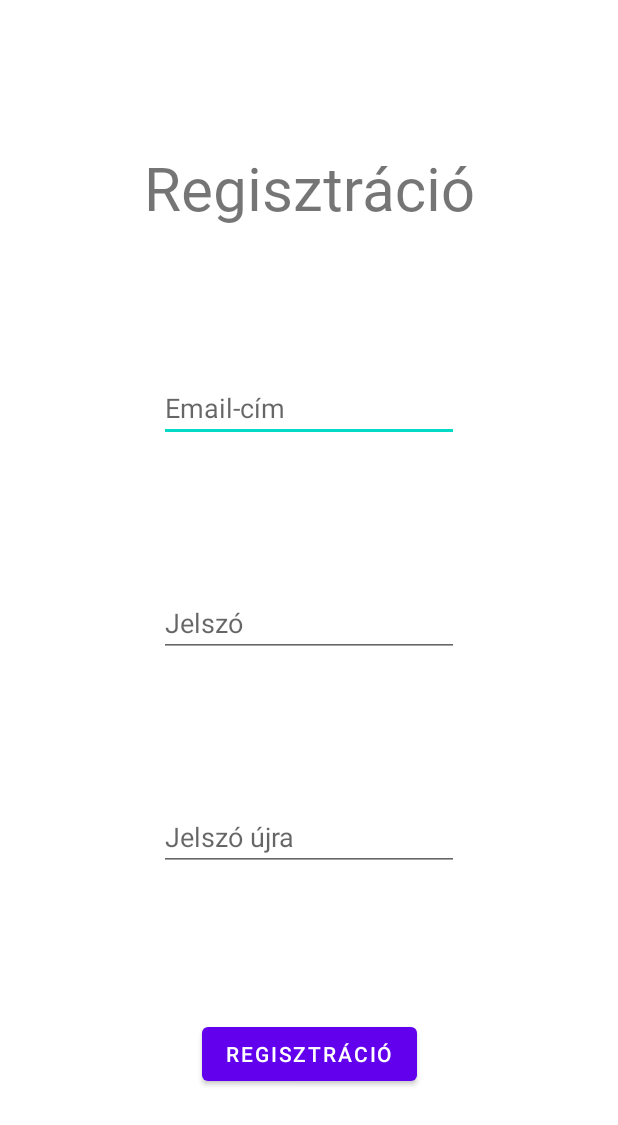
After one commit to Skrivoo/whac-a-mole, an Android app: the RegisterActivity screen opened directly, with no data from a screen before it, on a phone screen of 412 x 824 dp. The commit adds this screen. Shown: the top 1125 px of the screen. Run offline under Robolectric (Android 15) with nearby library versions, the phone set to English and light mode, and no system bars; our stand-ins replace Firebase (no records; nobody signed in at launch, a user with empty details on screens opened directly); libraries missing offline, so code that uses them is left out: com.daimajia.androidanimations; 2 statements that could not run were skipped.

Commit message:
email-es bejelentkezés / regisztráció

```diff
--- a/app/src/main/AndroidManifest.xml
+++ b/app/src/main/AndroidManifest.xml
@@ -17,6 +17,12 @@
             android:name=".GameActivity"
             android:exported="false" />
         <activity
+            android:name=".LoginActivity"
+            android:exported="false" />
+        <activity
+            android:name=".RegisterActivity"
+            android:exported="false" />
+        <activity
             android:name=".ToplistActivity"
             android:exported="false" />
         <activity
--- /dev/null
+++ b/app/src/main/java/hu/skrivoo/whac_a_mole/RegisterActivity.java
@@ -0,0 +1,67 @@
+package hu.skrivoo.whac_a_mole;
+
+import android.content.Intent;
+import android.os.Bundle;
+import android.util.Log;
+import android.view.View;
+import android.widget.Button;
+import android.widget.EditText;
+import android.widget.Toast;
+
+import androidx.annotation.Nullable;
+import androidx.appcompat.app.AppCompatActivity;
+
+import com.google.firebase.auth.FirebaseAuth;
+import com.google.firebase.auth.FirebaseUser;
+
+import java.util.ArrayList;
+
+public class RegisterActivity extends AppCompatActivity {
+
+    private static final String LOG_TAG = RegisterActivity.class.getName();
+    private Button registerButton;
+    private EditText email;
+    private EditText password;
+    private EditText passwordAgain;
+    private FirebaseAuth mAuth;
+    private PlayerDAO dao;
+
+    @Override
+    protected void onCreate(@Nullable Bundle savedInstanceState) {
+        super.onCreate(savedInstanceState);
+        mAuth = FirebaseAuth.getInstance();
+        dao = new PlayerDAO(this);
+        setContentView(R.layout.activity_register);
+        email = findViewById(R.id.emailAddressReg);
+        password = findViewById(R.id.passwordReg);
+        passwordAgain = findViewById(R.id.passwordAgainReg);
+        registerButton = findViewById(R.id.registrationButton);
+        registerButton.setOnClickListener(this::registerWithEmail);
+    }
+
+    public void registerWithEmail(View view) {
+        String emailText = email.getText().toString();
+        String passwordText = password.getText().toString();
+        String passwordAgainText = passwordAgain.getText().toString();
+        if (passwordText.equals(passwordAgainText)) {
+            mAuth.createUserWithEmailAndPassword(emailText, passwordText)
+                    .addOnCompleteListener(this, task -> {
+                        if (task.isSuccessful()) {
+                            Log.d(LOG_TAG, "createUserWithEmail:success");
+                            FirebaseUser user = mAuth.getCurrentUser();
+                            Player p = new Player(emailText, user.getPhotoUrl(),
+                                    0, new ArrayList<>(), user.getUid());
+                            dao.add(p);
+                            Intent intent = new Intent(RegisterActivity.this, MainActivity.class);
+                            startActivity(intent);
+                        } else {
+                            Log.w(LOG_TAG, "createUserWithEmail:failure", task.getException());
+                            Toast.makeText(RegisterActivity.this, "Túl gyenge jelszó (min 6 char)", Toast.LENGTH_LONG).show();
+                        }
+                    });
+        } else {
+            Toast.makeText(RegisterActivity.this, "Nem egyezik meg a két jelszó", Toast.LENGTH_LONG).show();
+        }
+    }
+
+}
--- /dev/null
+++ b/app/src/main/res/layout/activity_register.xml
@@ -0,0 +1,66 @@
+<?xml version="1.0" encoding="utf-8"?>
+<androidx.constraintlayout.widget.ConstraintLayout xmlns:android="http://schemas.android.com/apk/res/android"
+    android:layout_width="match_parent"
+    android:layout_height="match_parent"
+    xmlns:tools="http://schemas.android.com/tools"
+    tools:context=".RegisterActivity"
+    xmlns:app="http://schemas.android.com/apk/res-auto">
+
+
+    <TextView
+        android:id="@+id/registrationText"
+        android:layout_width="wrap_content"
+        android:layout_height="wrap_content"
+        android:fontFamily="@font/hearth_blues"
+        android:text="@string/registration"
+        android:textSize="40dp"
+        app:layout_constraintBottom_toTopOf="@+id/emailAddressReg"
+        app:layout_constraintEnd_toEndOf="parent"
+        app:layout_constraintStart_toStartOf="parent"
+        app:layout_constraintTop_toTopOf="parent" />
+
+    <EditText
+        android:id="@+id/emailAddressReg"
+        android:layout_width="200dp"
+        android:layout_height="wrap_content"
+        android:hint="@string/email_address"
+        android:inputType="textEmailAddress"
+        app:layout_constraintBottom_toTopOf="@+id/passwordReg"
+        app:layout_constraintEnd_toEndOf="parent"
+        app:layout_constraintStart_toStartOf="parent"
+        app:layout_constraintTop_toBottomOf="@+id/registrationText" />
+
+    <EditText
+        android:id="@+id/passwordReg"
+        android:layout_width="200dp"
+        android:layout_height="wrap_content"
+        android:hint="@string/password"
+        android:inputType="textPassword"
+        app:layout_constraintBottom_toTopOf="@+id/passwordAgainReg"
+        app:layout_constraintEnd_toEndOf="parent"
+        app:layout_constraintStart_toStartOf="parent"
+        app:layout_constraintTop_toBottomOf="@+id/emailAddressReg" />
+
+    <EditText
+        android:id="@+id/passwordAgainReg"
+        android:layout_width="200dp"
+        android:layout_height="wrap_content"
+        android:hint="@string/password_again"
+        android:inputType="textPassword"
+        app:layout_constraintBottom_toTopOf="@+id/registrationButton"
+        app:layout_constraintEnd_toEndOf="parent"
+        app:layout_constraintStart_toStartOf="parent"
+        app:layout_constraintTop_toBottomOf="@+id/passwordReg" />
+
+
+    <Button
+        android:id="@+id/registrationButton"
+        android:layout_width="wrap_content"
+        android:layout_height="wrap_content"
+        android:text="@string/registration"
+        app:layout_constraintBottom_toBottomOf="parent"
+        app:layout_constraintEnd_toEndOf="parent"
+        app:layout_constraintStart_toStartOf="parent"
+        app:layout_constraintTop_toBottomOf="@id/passwordAgainReg" />
+
+</androidx.constraintlayout.widget.ConstraintLayout>
--- a/app/src/main/res/values/strings.xml
+++ b/app/src/main/res/values/strings.xml
@@ -7,4 +7,11 @@
     <string name="START">start</string>
     <string name="TOPLIST">toplist</string>
     <string name="Toplist">Toplist</string>
+    <string name="email">Email register / login</string>
+    <string name="login_w_email">Bejelentkezés email-lel</string>
+    <string name="email_address">Email-cím</string>
+    <string name="Jelszó">password</string>
+    <string name="password_again">Jelszó újra</string>
+    <string name="simple_login_text">Bejelentkezés</string>
+    <string name="delete_registration">Regisztráció törlése</string>
 </resources>
```
Also changed, not shown: app/src/main/java/hu/skrivoo/whac_a_mole/LoginActivity.java (added, +69 -0 lines), app/src/main/java/hu/skrivoo/whac_a_mole/MainActivity.java (+22 -0 lines), app/src/main/res/layout/activity_login.xml (added, +73 -0 lines), app/src/main/res/layout/activity_main.xml (+18 -2 lines).
